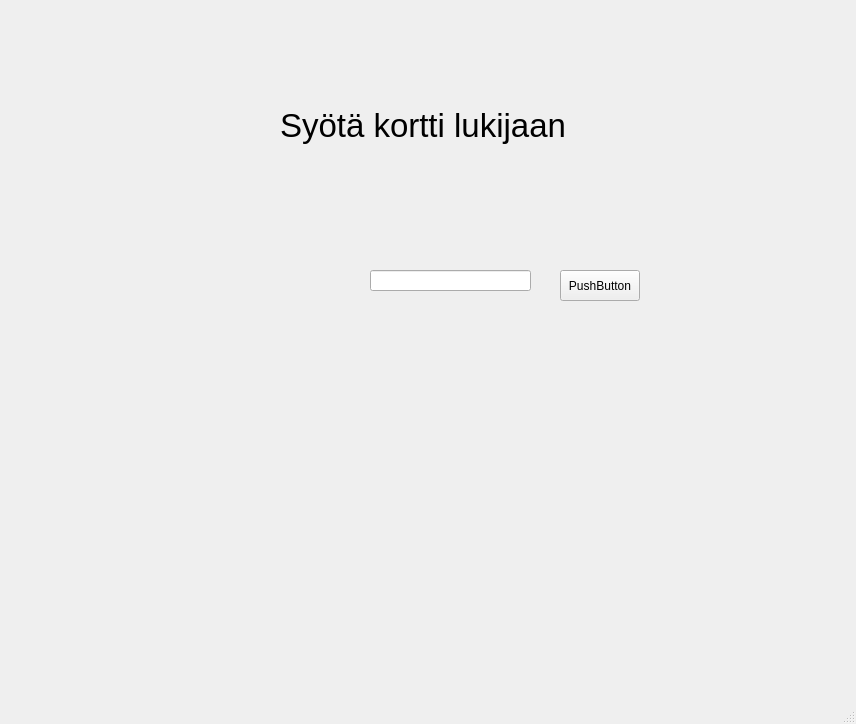
First picture: the form in Bankautomat/mainwindow.ui, repository banksimul2022/group1, before the edit.
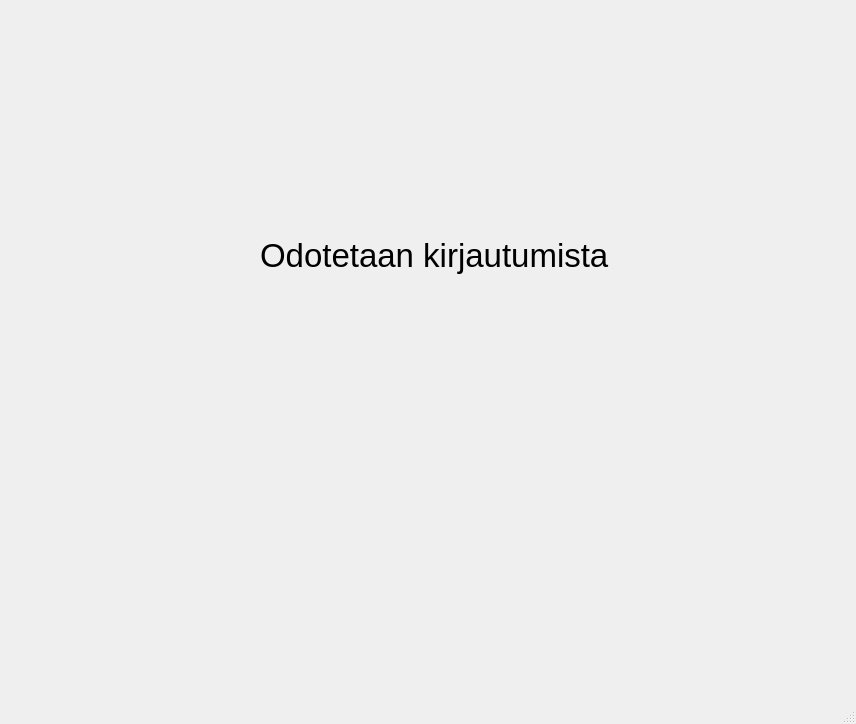
Second picture: the form after the edit.

```diff
--- a/Bankautomat/mainwindow.ui
+++ b/Bankautomat/mainwindow.ui
@@ -17,9 +17,9 @@
    <widget class="QLabel" name="labelResult_2">
     <property name="geometry">
      <rect>
-      <x>280</x>
-      <y>100</y>
-      <width>311</width>
+      <x>260</x>
+      <y>230</y>
+      <width>351</width>
       <height>51</height>
      </rect>
     </property>
@@ -29,43 +29,7 @@
      </font>
     </property>
     <property name="text">
-     <string>Syötä kortti lukijaan</string>
-    </property>
-   </widget>
-   <widget class="QLabel" name="labelResult">
-    <property name="geometry">
-     <rect>
-      <x>240</x>
-      <y>440</y>
-      <width>231</width>
-      <height>71</height>
-     </rect>
-    </property>
-    <property name="text">
-     <string/>
-    </property>
-   </widget>
-   <widget class="QPushButton" name="pushButton">
-    <property name="geometry">
-     <rect>
-      <x>560</x>
-      <y>270</y>
-      <width>80</width>
-      <height>31</height>
-     </rect>
-    </property>
-    <property name="text">
-     <string>PushButton</string>
-    </property>
-   </widget>
-   <widget class="QLineEdit" name="lineEditPin">
-    <property name="geometry">
-     <rect>
-      <x>370</x>
-      <y>270</y>
-      <width>161</width>
-      <height>21</height>
-     </rect>
+     <string>Odotetaan kirjautumista</string>
     </property>
    </widget>
   </widget>
```
Left out of the diff: 2 changed lines with no effect on the pictures.
